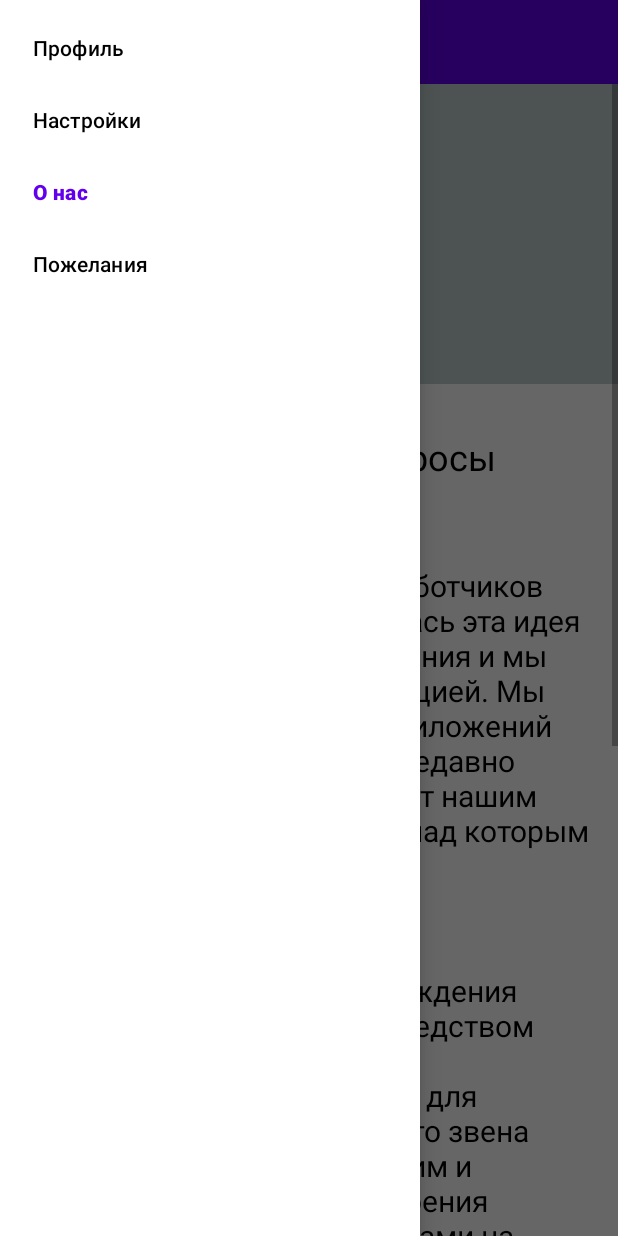
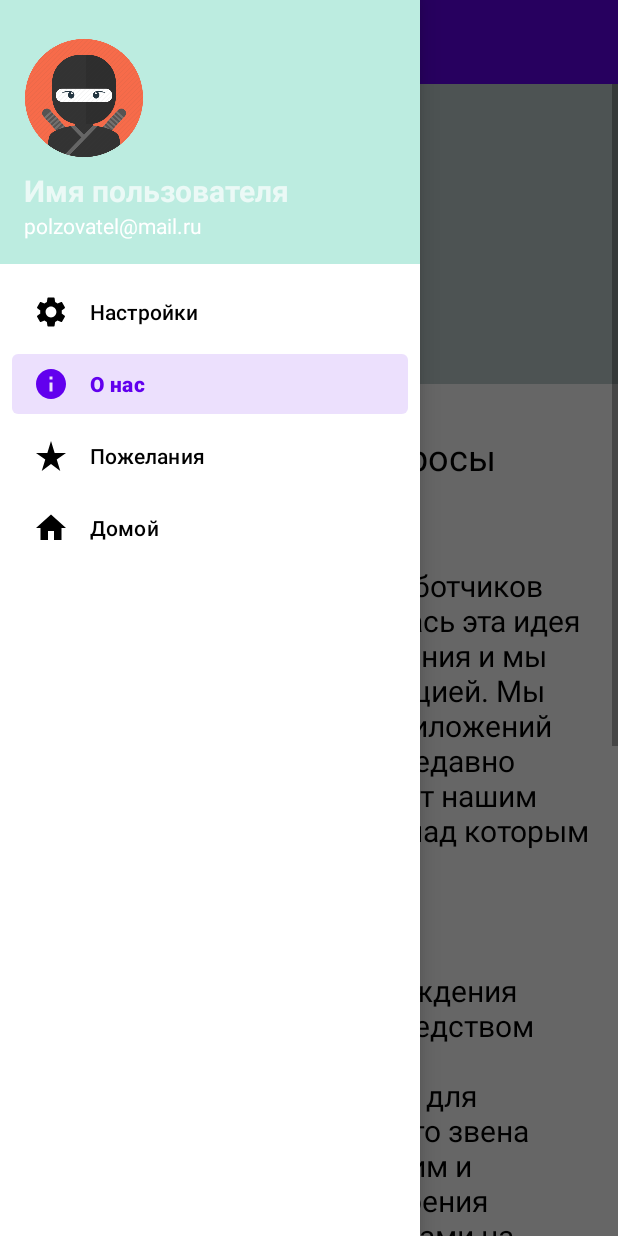
Before and after one commit to Baudi2/I-ve-Lost, an Android app: the FragmentAbout screen opened through its navigation route, with the side drawer open, on a phone screen of 412 x 824 dp. Run offline under Robolectric (Android 15) with nearby library versions, the phone set to English and light mode, and no system bars; our stand-ins replace CircleImageView, navigation-ui.

Commit message:
Макет без функционала. Добавил drawer layout, нормально функционирует. Убрал баг с alert dialog в профиле, добавил слушатель нажатий на кнопку отправить в чате. Версия 0.1.9

```diff
--- a/app/src/main/java/ru/startandroid/develop/testprojectnavigation/MainActivity.kt
+++ b/app/src/main/java/ru/startandroid/develop/testprojectnavigation/MainActivity.kt
@@ -11,6 +11,7 @@ import androidx.navigation.ui.AppBarConfiguration
 import androidx.navigation.ui.navigateUp
 import androidx.navigation.ui.setupActionBarWithNavController
 import androidx.navigation.ui.setupWithNavController
+import com.google.android.material.navigation.NavigationView
 import ru.startandroid.develop.testprojectnavigation.databinding.ActivityMainBinding
 import ru.startandroid.develop.testprojectnavigation.utils.APP_ACTIVITY
 import ru.startandroid.develop.testprojectnavigation.utils.explainAppBar
@@ -23,6 +24,7 @@ private lateinit var binding : ActivityMainBinding
 private lateinit var appBarConfiguration: AppBarConfiguration
 lateinit var drawer: DrawerLayout
 lateinit var toolbar: Toolbar
+lateinit var navView: NavigationView
 
     override fun onCreate(savedInstanceState: Bundle?) {
         super.onCreate(savedInstanceState)
@@ -35,6 +37,7 @@ lateinit var toolbar: Toolbar
         APP_ACTIVITY = this
         drawer = binding.drawerLayout
         toolbar = binding.toolbar
+        navView = binding.navView
 
         //? объявляем host для фрагментов и находим navController
         val navHostFragment = supportFragmentManager.findFragmentById(R.id.nav_host_fragment_main) as NavHostFragment
@@ -43,9 +46,19 @@ lateinit var toolbar: Toolbar
         explainAppBar() //!.
         appBarConfiguration = AppBarConfiguration(
             setOf(R.id.fragmentFound, R.id.fragmentLost,
-            R.id.fragmentMessages, R.id.fragmentProfile),
+            R.id.fragmentMessages, R.id.fragmentProfile,
+            R.id.fragmentSettings, R.id.fragmentAbout,
+            R.id.fragmentReview),
             drawer
         )
+
+        binding.navView.menu.findItem(R.id.home_drawer).setOnMenuItemClickListener {
+            onBackPressed()
+            drawer.close()
+            true
+        }
+
+        //binding.navView.menu = R.menu.bottom_nav_found_menu
 
         setSupportActionBar(toolbar)
         setupActionBarWithNavController(navController, appBarConfiguration)
--- a/app/src/main/java/ru/startandroid/develop/testprojectnavigation/found/FragmentFound.kt
+++ b/app/src/main/java/ru/startandroid/develop/testprojectnavigation/found/FragmentFound.kt
@@ -13,10 +13,7 @@ import ru.startandroid.develop.testprojectnavigation.R
 import ru.startandroid.develop.testprojectnavigation.databinding.FragmentFoundBinding
 import ru.startandroid.develop.testprojectnavigation.recyclerView.GridLayoutAdapter
 import ru.startandroid.develop.testprojectnavigation.module.GridLayoutItem
-import ru.startandroid.develop.testprojectnavigation.utils.hideDrawer
-import ru.startandroid.develop.testprojectnavigation.utils.shortToast
-import ru.startandroid.develop.testprojectnavigation.utils.stringGet
-import ru.startandroid.develop.testprojectnavigation.utils.unlockDrawer
+import ru.startandroid.develop.testprojectnavigation.utils.*
 
 class FragmentFound : Fragment(R.layout.fragment_found), GridLayoutAdapter.OnItemClickListener {
     //? binding; apply; bottomNavigation; fab clickListener, все это законментировано в FragmentProfile.kt
@@ -65,6 +62,7 @@ class FragmentFound : Fragment(R.layout.fragment_found), GridLayoutAdapter.OnIte
     override fun onStart() {
         super.onStart()
         unlockDrawer()
+        hideHome()
     }
 
     override fun onCreateOptionsMenu(menu: Menu, inflater: MenuInflater) {
--- a/app/src/main/java/ru/startandroid/develop/testprojectnavigation/lost/FragmentLost.kt
+++ b/app/src/main/java/ru/startandroid/develop/testprojectnavigation/lost/FragmentLost.kt
@@ -13,9 +13,7 @@ import ru.startandroid.develop.testprojectnavigation.R
 import ru.startandroid.develop.testprojectnavigation.databinding.FragmentLostBinding
 import ru.startandroid.develop.testprojectnavigation.recyclerView.GridLayoutAdapter
 import ru.startandroid.develop.testprojectnavigation.module.GridLayoutItem
-import ru.startandroid.develop.testprojectnavigation.utils.shortToast
-import ru.startandroid.develop.testprojectnavigation.utils.stringGet
-import ru.startandroid.develop.testprojectnavigation.utils.unlockDrawer
+import ru.startandroid.develop.testprojectnavigation.utils.*
 
 class FragmentLost : Fragment(R.layout.fragment_lost), GridLayoutAdapter.OnItemClickListener {
 
@@ -65,6 +63,7 @@ class FragmentLost : Fragment(R.layout.fragment_lost), GridLayoutAdapter.OnItemC
     override fun onStart() {
         super.onStart()
         unlockDrawer()
+        hideHome()
     }
 
     override fun onCreateOptionsMenu(menu: Menu, inflater: MenuInflater) {
--- a/app/src/main/java/ru/startandroid/develop/testprojectnavigation/menu/FragmentAbout.kt
+++ b/app/src/main/java/ru/startandroid/develop/testprojectnavigation/menu/FragmentAbout.kt
@@ -7,7 +7,9 @@ import androidx.fragment.app.Fragment
 import ru.startandroid.develop.testprojectnavigation.R
 import ru.startandroid.develop.testprojectnavigation.databinding.FragmentAboutBinding
 import ru.startandroid.develop.testprojectnavigation.utils.copyText
+import ru.startandroid.develop.testprojectnavigation.utils.lockDrawer
 import ru.startandroid.develop.testprojectnavigation.utils.shortToast
+import ru.startandroid.develop.testprojectnavigation.utils.showHome
 
 class FragmentAbout : Fragment(R.layout.fragment_about){
 
@@ -82,4 +84,9 @@ class FragmentAbout : Fragment(R.layout.fragment_about){
             }
         }
     }
+
+    override fun onStart() {
+        super.onStart()
+        showHome()
+    }
 }
--- a/app/src/main/java/ru/startandroid/develop/testprojectnavigation/menu/FragmentReview.kt
+++ b/app/src/main/java/ru/startandroid/develop/testprojectnavigation/menu/FragmentReview.kt
@@ -5,7 +5,9 @@ import android.view.View
 import androidx.fragment.app.Fragment
 import ru.startandroid.develop.testprojectnavigation.R
 import ru.startandroid.develop.testprojectnavigation.databinding.FragmentReviewBinding
+import ru.startandroid.develop.testprojectnavigation.utils.lockDrawer
 import ru.startandroid.develop.testprojectnavigation.utils.shortToast
+import ru.startandroid.develop.testprojectnavigation.utils.showHome
 
 class FragmentReview : Fragment(R.layout.fragment_review){
 
@@ -74,4 +76,9 @@ class FragmentReview : Fragment(R.layout.fragment_review){
             }
         }
     }
+
+    override fun onStart() {
+        super.onStart()
+        showHome()
+    }
 }
--- a/app/src/main/java/ru/startandroid/develop/testprojectnavigation/menu/FragmentSettings.kt
+++ b/app/src/main/java/ru/startandroid/develop/testprojectnavigation/menu/FragmentSettings.kt
@@ -5,6 +5,8 @@ import android.view.View
 import androidx.fragment.app.Fragment
 import ru.startandroid.develop.testprojectnavigation.R
 import ru.startandroid.develop.testprojectnavigation.databinding.FragmentSettingsBinding
+import ru.startandroid.develop.testprojectnavigation.utils.lockDrawer
+import ru.startandroid.develop.testprojectnavigation.utils.showHome
 
 class FragmentSettings : Fragment(R.layout.fragment_settings){
 
@@ -14,4 +16,9 @@ class FragmentSettings : Fragment(R.layout.fragment_settings){
         super.onViewCreated(view, savedInstanceState)
         binding = FragmentSettingsBinding.bind(view)
     }
+
+    override fun onStart() {
+        super.onStart()
+        showHome()
+    }
 }
--- a/app/src/main/java/ru/startandroid/develop/testprojectnavigation/utils/FunsUtil.kt
+++ b/app/src/main/java/ru/startandroid/develop/testprojectnavigation/utils/FunsUtil.kt
@@ -11,8 +11,8 @@ import android.widget.TextView
 import android.widget.Toast
 import androidx.appcompat.view.menu.MenuBuilder
 import androidx.appcompat.view.menu.MenuPopupHelper
-import androidx.core.view.GravityCompat
 import androidx.drawerlayout.widget.DrawerLayout
+import ru.startandroid.develop.testprojectnavigation.R
 import java.lang.Exception
 
 //? Чтобы скрыть клавиатуру после нажатия кнопки
@@ -97,3 +97,11 @@ fun unlockDrawer() {
 fun hideDrawer() {
     APP_ACTIVITY.toolbar.setNavigationIcon(null)
 }
+
+fun hideHome() {
+    APP_ACTIVITY.navView.menu.findItem(R.id.home_drawer).setVisible(false)
+}
+
+fun showHome() {
+    APP_ACTIVITY.navView.menu.findItem(R.id.home_drawer).setVisible(true)
+}
--- /dev/null
+++ b/app/src/main/res/drawable/ic_about_us.xml
@@ -0,0 +1,4 @@
+<?xml version="1.0" encoding="UTF-8" standalone="no"?>
+<vector xmlns:android="http://schemas.android.com/apk/res/android" android:height="24dp" android:tint="#9E9E9E" android:viewportHeight="24.0" android:viewportWidth="24.0" android:width="24dp">
+  <path android:fillColor="@android:color/white" android:pathData="M12,2C6.48,2 2,6.48 2,12s4.48,10 10,10 10,-4.48 10,-10S17.52,2 12,2zM13,17h-2v-6h2v6zM13,9h-2L11,7h2v2z"/>
+</vector>
--- a/app/src/main/res/drawable/ic_about_us_drawer.xml
+++ /dev/null
@@ -1,4 +0,0 @@
-<?xml version="1.0" encoding="UTF-8" standalone="no"?>
-<vector xmlns:android="http://schemas.android.com/apk/res/android" android:autoMirrored="true" android:height="24dp" android:tint="#9E9E9E" android:viewportHeight="24.0" android:viewportWidth="24.0" android:width="24dp">
-  <path android:fillColor="@android:color/white" android:pathData="M11,18h2v-2h-2v2zM12,2C6.48,2 2,6.48 2,12s4.48,10 10,10 10,-4.48 10,-10S17.52,2 12,2zM12,20c-4.41,0 -8,-3.59 -8,-8s3.59,-8 8,-8 8,3.59 8,8 -3.59,8 -8,8zM12,6c-2.21,0 -4,1.79 -4,4h2c0,-1.1 0.9,-2 2,-2s2,0.9 2,2c0,2 -3,1.75 -3,5h2c0,-2.25 3,-2.5 3,-5 0,-2.21 -1.79,-4 -4,-4z"/>
-</vector>
--- /dev/null
+++ b/app/src/main/res/drawable/ic_home_menu.xml
@@ -0,0 +1,4 @@
+<?xml version="1.0" encoding="UTF-8" standalone="no"?>
+<vector xmlns:android="http://schemas.android.com/apk/res/android" android:height="24dp" android:tint="#9E9E9E" android:viewportHeight="24.0" android:viewportWidth="24.0" android:width="24dp">
+  <path android:fillColor="@android:color/white" android:pathData="M10,20v-6h4v6h5v-8h3L12,3 2,12h3v8z"/>
+</vector>
--- a/app/src/main/res/drawable/ic_replace_wish_drawer.xml
+++ /dev/null
@@ -1,4 +0,0 @@
-<?xml version="1.0" encoding="UTF-8" standalone="no"?>
-<vector xmlns:android="http://schemas.android.com/apk/res/android" android:height="24dp" android:tint="#9E9E9E" android:viewportHeight="24.0" android:viewportWidth="24.0" android:width="24dp">
-  <path android:fillColor="@android:color/white" android:pathData="M23,17c0,3.31 -2.69,6 -6,6v-1.5c2.48,0 4.5,-2.02 4.5,-4.5H23zM1,7c0,-3.31 2.69,-6 6,-6v1.5C4.52,2.5 2.5,4.52 2.5,7H1zM8.01,4.32l-4.6,4.6c-3.22,3.22 -3.22,8.45 0,11.67s8.45,3.22 11.67,0l7.07,-7.07c0.49,-0.49 0.49,-1.28 0,-1.77c-0.49,-0.49 -1.28,-0.49 -1.77,0l-4.42,4.42l-0.71,-0.71l6.54,-6.54c0.49,-0.49 0.49,-1.28 0,-1.77s-1.28,-0.49 -1.77,0l-5.83,5.83l-0.71,-0.71l6.89,-6.89c0.49,-0.49 0.49,-1.28 0,-1.77s-1.28,-0.49 -1.77,0l-6.89,6.89L11.02,9.8l5.48,-5.48c0.49,-0.49 0.49,-1.28 0,-1.77s-1.28,-0.49 -1.77,0l-7.62,7.62c1.22,1.57 1.11,3.84 -0.33,5.28l-0.71,-0.71c1.17,-1.17 1.17,-3.07 0,-4.24l-0.35,-0.35l4.07,-4.07c0.49,-0.49 0.49,-1.28 0,-1.77C9.29,3.83 8.5,3.83 8.01,4.32z"/>
-</vector>
--- /dev/null
+++ b/app/src/main/res/drawable/ic_wish.xml
@@ -0,0 +1,4 @@
+<?xml version="1.0" encoding="UTF-8" standalone="no"?>
+<vector xmlns:android="http://schemas.android.com/apk/res/android" android:height="24dp" android:tint="#9E9E9E" android:viewportHeight="24.0" android:viewportWidth="24.0" android:width="24dp">
+  <path android:fillColor="@android:color/white" android:pathData="M14.43,10l-2.43,-8l-2.43,8l-7.57,0l6.18,4.41l-2.35,7.59l6.17,-4.69l6.18,4.69l-2.35,-7.59l6.17,-4.41z"/>
+</vector>
--- a/app/src/main/res/layout/activity_main.xml
+++ b/app/src/main/res/layout/activity_main.xml
@@ -5,7 +5,8 @@
     android:id="@+id/drawer_layout"
     android:layout_width="match_parent"
     android:layout_height="match_parent"
-    tools:context=".MainActivity">
+    tools:context=".MainActivity"
+    tools:openDrawer="start">
 
     <RelativeLayout
         android:layout_width="match_parent"
@@ -37,6 +38,7 @@
         android:layout_width="wrap_content"
         android:layout_height="match_parent"
         android:layout_gravity="start"
-        app:menu="@menu/main_menu" />
+        app:menu="@menu/main_menu"
+        app:headerLayout="@layout/drawer_header"/>
 
 </androidx.drawerlayout.widget.DrawerLayout>
--- /dev/null
+++ b/app/src/main/res/layout/drawer_header.xml
@@ -0,0 +1,29 @@
+<?xml version="1.0" encoding="utf-8"?>
+<LinearLayout xmlns:android="http://schemas.android.com/apk/res/android"
+    android:layout_width="match_parent"
+    android:layout_height="176dp"
+    android:background="@color/cyan"
+    android:orientation="vertical"
+    android:gravity="bottom"
+    android:padding="16dp"
+    android:theme="@style/ThemeOverlay.AppCompat.Dark">
+
+    <de.hdodenhof.circleimageview.CircleImageView
+        android:layout_width="80dp"
+        android:layout_height="80dp"
+        android:src="@drawable/av_five"/>
+
+    <TextView
+        android:layout_width="wrap_content"
+        android:layout_height="wrap_content"
+        android:paddingTop="8dp"
+        android:text="Имя пользователя"
+        android:textSize="20sp"
+        android:textStyle="bold"/>
+
+    <TextView
+        android:layout_width="wrap_content"
+        android:layout_height="wrap_content"
+        android:text="polzovatel@mail.ru"
+        android:textAppearance="@style/TextAppearance.AppCompat.Body1"/>
+</LinearLayout>
--- a/app/src/main/res/menu/main_menu.xml
+++ b/app/src/main/res/menu/main_menu.xml
@@ -1,25 +1,34 @@
 <?xml version="1.0" encoding="utf-8"?>
 <menu xmlns:android="http://schemas.android.com/apk/res/android"
-    xmlns:app="http://schemas.android.com/apk/res-auto">
+    xmlns:app="http://schemas.android.com/apk/res-auto"
+    xmlns:tools="http://schemas.android.com/tools"
+    tools:showIn="navigation_view">
 
-    <item
-        android:title="@string/profile"
-        android:id="@+id/fragmentProfile"
-        app:showAsAction="never"/>
+    <group android:checkableBehavior="single">
 
-    <item
-        android:title="@string/settings"
-        android:id="@+id/fragmentSettings"
-        app:showAsAction="never"/>
+        <item
+            android:id="@+id/fragmentSettings"
+            android:icon="@drawable/ic_settings"
+            android:title="@string/settings"
+            app:showAsAction="never" />
 
-    <item
-        android:title="@string/about_us"
-        android:id="@+id/fragmentAbout"
-        app:showAsAction="never"/>
+        <item
+            android:id="@+id/fragmentAbout"
+            android:icon="@drawable/ic_about_us"
+            android:title="@string/about_us"
+            app:showAsAction="never" />
 
-    <item
-        android:title="@string/wish"
-        android:id="@+id/fragmentReview"
-        app:showAsAction="never"/>
+        <item
+            android:id="@+id/fragmentReview"
+            android:icon="@drawable/ic_wish"
+            android:title="@string/wish"
+            app:showAsAction="never" />
+
+        <item
+            android:id="@+id/home_drawer"
+            android:title="Домой"
+            android:icon="@drawable/ic_home_menu"/>
+
+    </group>
 
 </menu>
```
Also changed, not shown: app/src/main/res/drawable/ic_settings.xml (renamed from app/src/main/res/drawable/ic_setting_drawer.xml).
